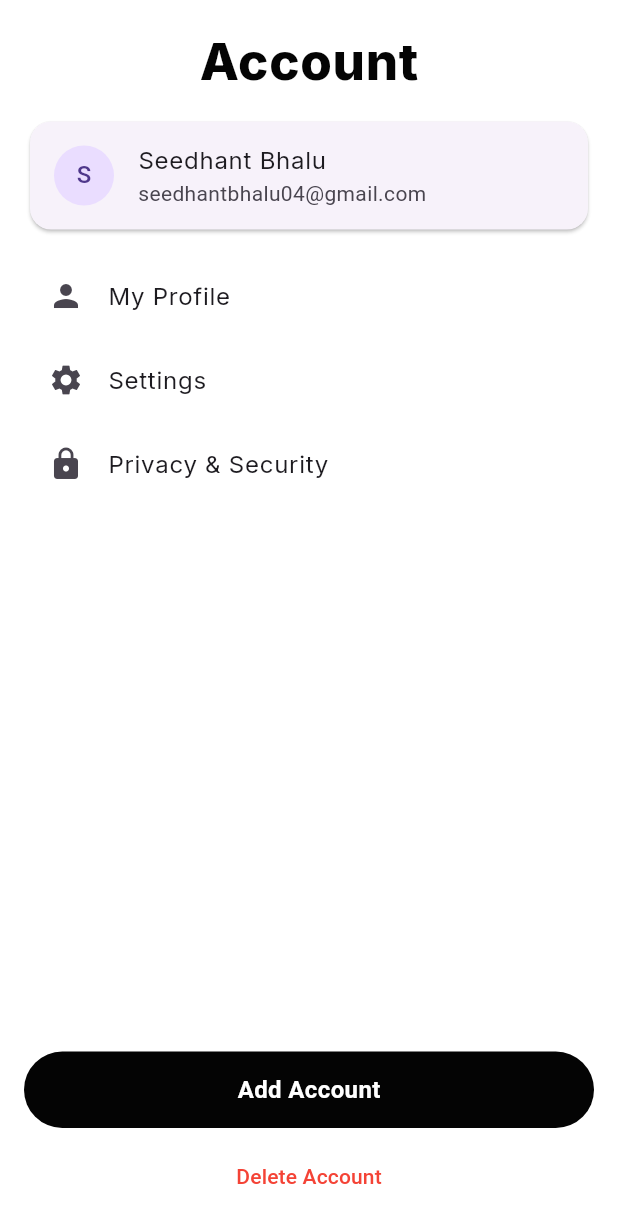
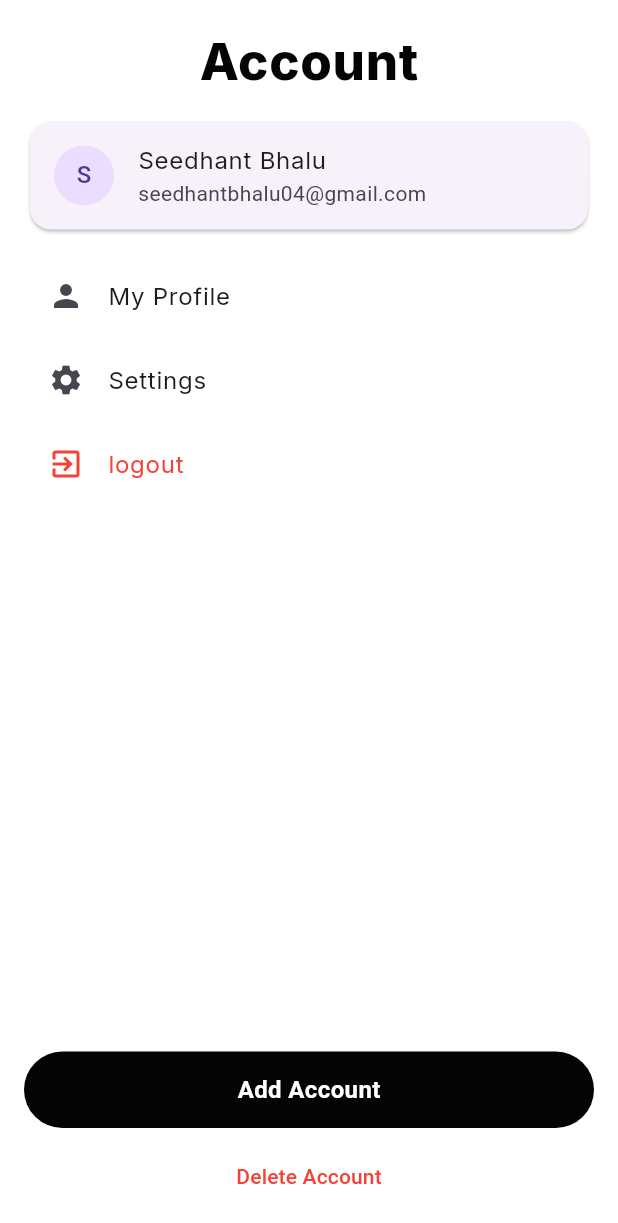
Before and after one commit to siddhbhalu02/taskify, a Flutter app: the AccountScreen widget shown alone on an empty page, opened directly, on a phone screen of 412 x 824 dp. Shown: the top 1223 px of the screen. Run offline on Flutter 3.47's test engine with Material 3 defaults, Android fonts, the phone set to English and light mode, and no system bars; our stand-ins replace google_fonts; accounts and stored records are empty.

Commit message:
Refactor onboarding screens and update icons; enhance login and signup screens with scrollable layout; improve account screen navigation and task card priority color handling.

```diff
--- a/taskify001/lib/app.dart
+++ b/taskify001/lib/app.dart
@@ -10,7 +10,7 @@ class TakifyApp extends StatelessWidget {
   @override
   Widget build(BuildContext context) {
     return MaterialApp(
-      title: 'Takify',
+      title: 'Taskify',
       debugShowCheckedModeBanner: false,
       theme: ThemeData(
         useMaterial3: true,
--- a/taskify001/lib/screens/auth/login_screen.dart
+++ b/taskify001/lib/screens/auth/login_screen.dart
@@ -38,7 +38,8 @@ class _LoginScreenState extends State<LoginScreen> {
   Widget build(BuildContext context) {
     return Scaffold(
       appBar: AppBar(title: Text('Login', style: AppTextStyles.h2), centerTitle: true),
-      body: Padding(
+      body: SingleChildScrollView(
+        child: Padding(
           padding: const EdgeInsets.all(18.0),
           child: Column(children: [
             const SizedBox(height: 6),
@@ -64,6 +65,7 @@ class _LoginScreenState extends State<LoginScreen> {
             ),
           ]),
         ),
+      ),
     );
   }
 }
--- a/taskify001/lib/screens/auth/signup_screen.dart
+++ b/taskify001/lib/screens/auth/signup_screen.dart
@@ -39,7 +39,8 @@ class _SignupScreenState extends State<SignupScreen> {
   Widget build(BuildContext context) {
     return Scaffold(
       appBar: AppBar(title: Text('Sign Up', style: AppTextStyles.h2), centerTitle: true, elevation: 0),
-      body: Padding(
+      body: SingleChildScrollView(
+        child: Padding(
           padding: const EdgeInsets.all(18.0),
           child: Column(children: [
             const SizedBox(height: 10),
@@ -62,6 +63,7 @@ class _SignupScreenState extends State<SignupScreen> {
             ),
           ]),
         ),
+      ),
     );
   }
 }
--- a/taskify001/lib/screens/home/account_screen.dart
+++ b/taskify001/lib/screens/home/account_screen.dart
@@ -41,14 +41,17 @@ class AccountScreen extends StatelessWidget {
           title: const Text('Settings'),
           onTap: () => Navigator.pushNamed(context, '/settings'),
         ),
-        ListTile(leading: const Icon(Icons.lock), title: const Text('Privacy & Security')),
+        ListTile(
+          leading: const Icon(Icons. exit_to_app,color: Colors.red,),
+          title: const Text('logout', style: TextStyle(color: Colors.red)),
+          onTap: () => Navigator.pushNamedAndRemoveUntil(context, '/login', (route) => false)
+        ),
         const Spacer(),
         CustomButton(
           label: 'Add Account',
-          onPressed: () {
-            // For demo, just show a snackbar
-            ScaffoldMessenger.of(context).showSnackBar(const SnackBar(content: Text('Add Account (mock)')));
-          },
+          onPressed:
+            () => Navigator.pushNamed(context, '/signup')
+          ,
         ),
         const SizedBox(height: 8),
         TextButton(
--- a/taskify001/lib/screens/home/home_screen.dart
+++ b/taskify001/lib/screens/home/home_screen.dart
@@ -30,7 +30,7 @@ class _HomeScreenState extends State<HomeScreen> {
     List<Widget> pages = [
     HomeTab(
       onNotificationTap: () {
-        setState(() => idx = 2); // 👈 Go to Inbox tab
+        setState(() => idx = 2);
       },
     ),
     const CalendarScreen(),
@@ -39,7 +39,7 @@ class _HomeScreenState extends State<HomeScreen> {
     const AccountScreen(),
   ];
     return Scaffold(
-      appBar: AppBar(title: Text('Taskify', style: AppTextStyles.h2), actions: [IconButton(icon: const Icon(Icons.more_vert), onPressed: () {})]),
+      appBar: AppBar(title: Text('Taskify', style: AppTextStyles.h2), ),
       body: pages[idx],
       bottomNavigationBar: TakifyBottomBar(
         currentIndex: idx,
--- a/taskify001/lib/screens/onboarding/onboarding1.dart
+++ b/taskify001/lib/screens/onboarding/onboarding1.dart
@@ -16,7 +16,7 @@ class Onboarding1 extends StatelessWidget {
         child: Column(
           children: [
             const SizedBox(height: 40),
-            const Icon(Icons.check_circle_outline, size: 80),
+            const Icon(Icons.assignment_turned_in, size: 80, color: Colors.blue),
             const SizedBox(height: 32),
             Text('Effortless Task Management', style: AppTextStyles.h2, textAlign: TextAlign.center),
             const SizedBox(height: 12),
--- a/taskify001/lib/screens/onboarding/onboarding2.dart
+++ b/taskify001/lib/screens/onboarding/onboarding2.dart
@@ -16,7 +16,7 @@ class Onboarding2 extends StatelessWidget {
         child: Column(
           children: [
             const SizedBox(height: 40),
-            const Icon(Icons.star_border, size: 80),
+            const Icon(Icons.groups, size: 80, color: Colors.blue),
             const SizedBox(height: 32),
             Text('Organize & Collaborate', style: AppTextStyles.h2, textAlign: TextAlign.center),
             const SizedBox(height: 12),
--- a/taskify001/lib/screens/onboarding/onboarding3.dart
+++ b/taskify001/lib/screens/onboarding/onboarding3.dart
@@ -1,4 +1,5 @@
 import 'package:flutter/material.dart';
+import 'package:taskify001/screens/auth/signup_screen.dart';
 import '../../widgets/custom_button.dart';
 import '../../utils/app_textstyles.dart';
 import '../../routes/app_routes.dart';
@@ -15,7 +16,7 @@ class Onboarding3 extends StatelessWidget {
         child: Column(
           children: [
             const SizedBox(height: 40),
-            const Icon(Icons.check, size: 80),
+            const Icon(Icons.rocket_launch, size: 80, color: Colors.blue),
             const SizedBox(height: 32),
             Text('Start Your Journey', style: AppTextStyles.h2, textAlign: TextAlign.center),
             const SizedBox(height: 12),
@@ -23,7 +24,7 @@ class Onboarding3 extends StatelessWidget {
             const Spacer(),
             CustomButton(
               label: 'Start Your Journey',
-              onPressed: () => Navigator.pushReplacementNamed(context, AppRoutes.signup),
+              onPressed: () => Navigator.push(context, MaterialPageRoute(builder: (context)=>SignupScreen())),
             ),
             const SizedBox(height: 20),
           ],
```
Also changed, not shown: taskify001/lib/widgets/task_card.dart (+11 -1 lines), 1 other file. Lines whose indentation alone changed are shown as unchanged.
